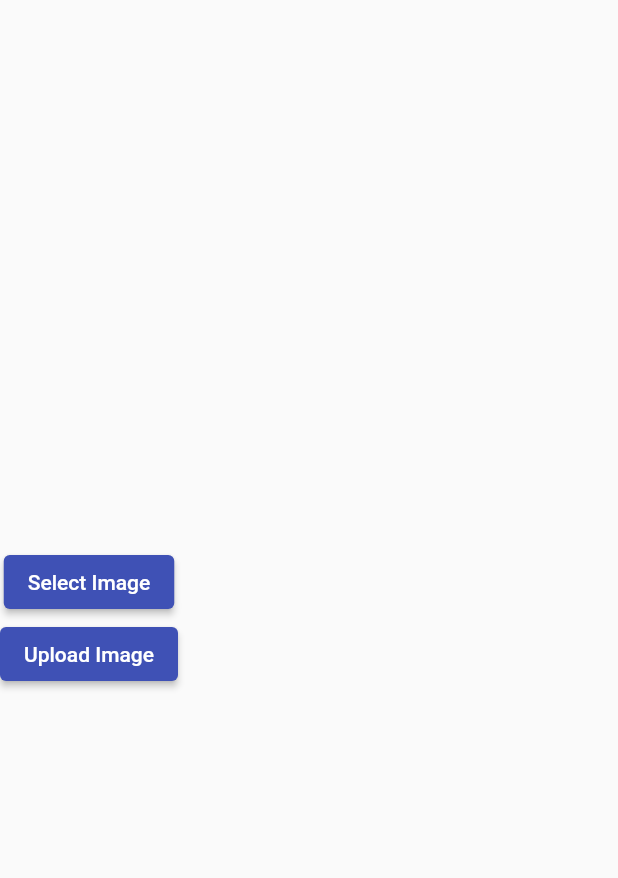
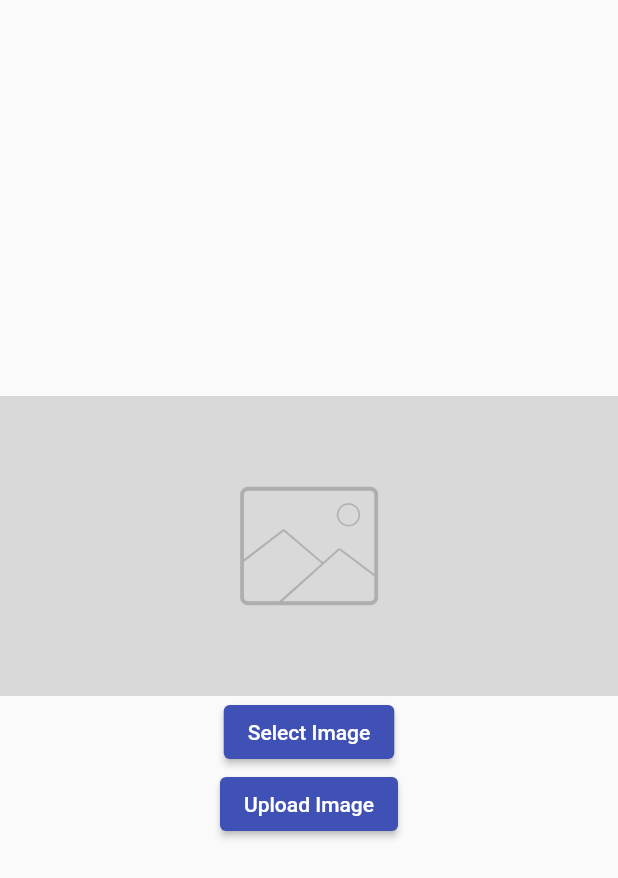
Before and after one commit to Yasser8351/-firebase_app, a Flutter app: the screen it shows after launch, after a tap on "Upload Image", on a phone screen of 412 x 824 dp. Shown: the top 878 px of the screen. Run offline on Flutter 3.47's test engine with Material 2 defaults, Android fonts, the phone set to English and light mode, and no system bars; our stand-ins replace cloud_firestore, file_picker, firebase_auth, firebase_core, firebase_storage, google_sign_in and 2 more; accounts and stored records are empty.

Commit message:
add video class

```diff
--- a/lib/SCREENS/upload_video.dart
+++ b/lib/SCREENS/upload_video.dart
@@ -1,6 +1,8 @@
+import 'dart:developer';
 import 'dart:io';
 
 import 'package:file_picker/file_picker.dart';
+import 'package:firebase_storage/firebase_storage.dart';
 import 'package:flutter/material.dart';
 
 class UploadVideo extends StatefulWidget {
@@ -12,33 +14,7 @@ class UploadVideo extends StatefulWidget {
 
 class _UploadVideoState extends State<UploadVideo> {
   PlatformFile? pickedFile;
-
-  @override
-  Widget build(BuildContext context) {
-    return Scaffold(
-      body: Column(
-        mainAxisAlignment: MainAxisAlignment.center,
-        crossAxisAlignment: CrossAxisAlignment.center,
-        children: [
-          if (pickedFile != null)
-            Container(
-              // child: Image.file(pickedFile!.path
-              //     // image: AssetImage('assets/placeholder.png'),
-              //     // fit: BoxFit.fitHeight,
-              //     ),
-              child: Image(image: FileImage(File(pickedFile!.path!))),
-              color: Colors.grey,
-              height: 200,
-              width: double.infinity,
-            ),
-          ElevatedButton(
-              onPressed: selectFile, child: const Text("Select Image")),
-          ElevatedButton(
-              onPressed: uplaodFile, child: const Text("Upload Image")),
-        ],
-      ),
-    );
-  }
+  UploadTask? uploadTask;
 
   Future selectFile() async {
     final result = await FilePicker.platform.pickFiles();
@@ -54,5 +30,42 @@ class _UploadVideoState extends State<UploadVideo> {
   Future uplaodFile() async {
     final path = "file/${pickedFile!.name}";
     final file = File(pickedFile!.path!);
+
+    final ref = FirebaseStorage.instance.ref().child(path);
+    uploadTask = ref.putFile(file);
+    final snapshot = await uploadTask!.whenComplete(() => {});
+    final urlDownload = snapshot.ref.getDownloadURL();
+    log(urlDownload.toString());
+  }
+
+  @override
+  Widget build(BuildContext context) {
+    return Scaffold(
+      body: Column(
+        mainAxisAlignment: MainAxisAlignment.center,
+        crossAxisAlignment: CrossAxisAlignment.center,
+        children: [
+          pickedFile != null
+              ? Container(
+                  child: Image(image: FileImage(File(pickedFile!.path!))),
+                  color: Colors.grey,
+                  height: 200,
+                  width: double.infinity,
+                )
+              : const SizedBox(
+                  height: 200,
+                  width: double.infinity,
+                  child: Image(
+                    image: AssetImage('assets/placeholder.png'),
+                    fit: BoxFit.fitHeight,
+                  ),
+                ),
+          ElevatedButton(
+              onPressed: selectFile, child: const Text("Select Image")),
+          ElevatedButton(
+              onPressed: uplaodFile, child: const Text("Upload Image")),
+        ],
+      ),
+    );
   }
 }
```
